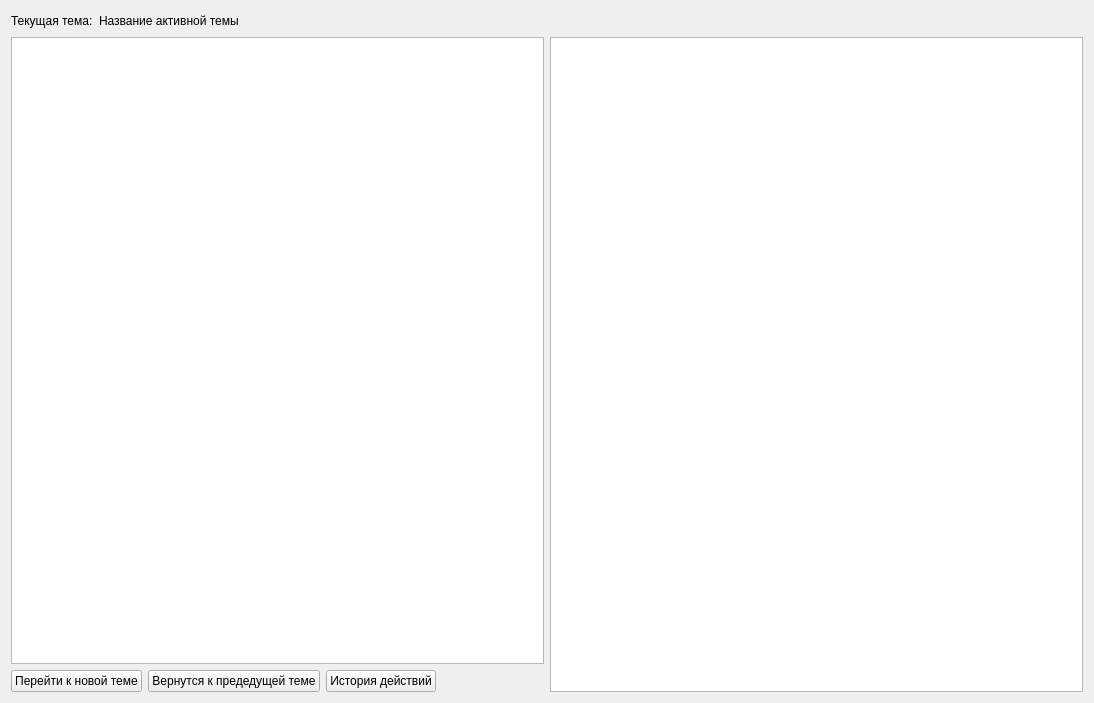
Before: the Qt Designer form Courses/Courses.ui in Denis-buh/AmGU_Progect, drawn with Qt 5.
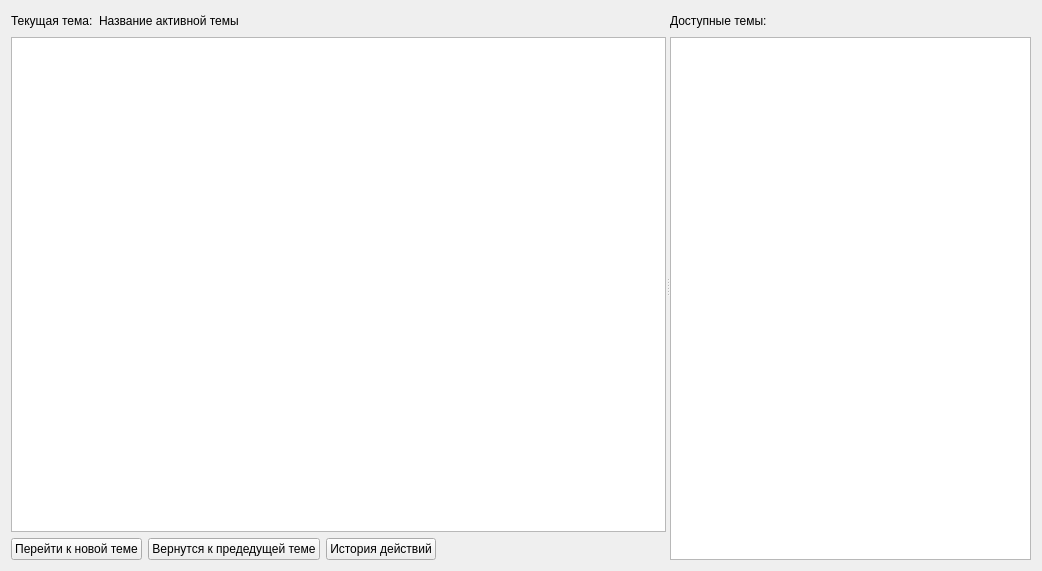
After: the same form once the commit is applied.

Commit message: Доработка

```diff
--- a/Courses/Courses.ui
+++ b/Courses/Courses.ui
@@ -6,14 +6,21 @@
    <rect>
     <x>0</x>
     <y>0</y>
-    <width>1094</width>
-    <height>703</height>
+    <width>1042</width>
+    <height>571</height>
    </rect>
   </property>
   <property name="windowTitle">
    <string>Form</string>
   </property>
-  <layout class="QVBoxLayout" name="verticalLayout_2">
+  <layout class="QHBoxLayout" name="horizontalLayout_5">
+   <item>
+    <widget class="QSplitter" name="splitter">
+     <property name="orientation">
+      <enum>Qt::Horizontal</enum>
+     </property>
+     <widget class="QWidget" name="verticalLayoutWidget">
+      <layout class="QVBoxLayout" name="verticalLayout">
    <item>
     <layout class="QHBoxLayout" name="horizontalLayout_2">
      <item>
@@ -46,10 +53,6 @@
     </layout>
    </item>
    <item>
-    <layout class="QHBoxLayout" name="horizontalLayout_3">
-     <item>
-      <layout class="QVBoxLayout" name="verticalLayout">
-       <item>
         <widget class="QTextBrowser" name="subject_field">
          <property name="html">
           <string>&lt;!DOCTYPE HTML PUBLIC &quot;-//W3C//DTD HTML 4.0//EN&quot; &quot;http://www.w3.org/TR/REC-html40/strict.dtd&quot;&gt;
@@ -99,6 +102,32 @@
         </layout>
        </item>
       </layout>
+     </widget>
+     <widget class="QWidget" name="verticalLayoutWidget_2">
+      <layout class="QVBoxLayout" name="verticalLayout_2">
+       <item>
+        <layout class="QHBoxLayout" name="horizontalLayout_4">
+         <item>
+          <widget class="QLabel" name="label">
+           <property name="text">
+            <string>Доступные темы:</string>
+           </property>
+          </widget>
+         </item>
+         <item>
+          <spacer name="horizontalSpacer_3">
+           <property name="orientation">
+            <enum>Qt::Horizontal</enum>
+           </property>
+           <property name="sizeHint" stdset="0">
+            <size>
+             <width>40</width>
+             <height>20</height>
+            </size>
+           </property>
+          </spacer>
+         </item>
+        </layout>
      </item>
      <item>
       <widget class="QTreeWidget" name="course_tree">
@@ -108,6 +137,8 @@
       </widget>
      </item>
     </layout>
+     </widget>
+    </widget>
    </item>
   </layout>
  </widget>
```
Left out of the diff: 22 changed lines with no effect on the pictures. Lines whose indentation alone changed are shown as unchanged. The commit also changes 2 other files.
